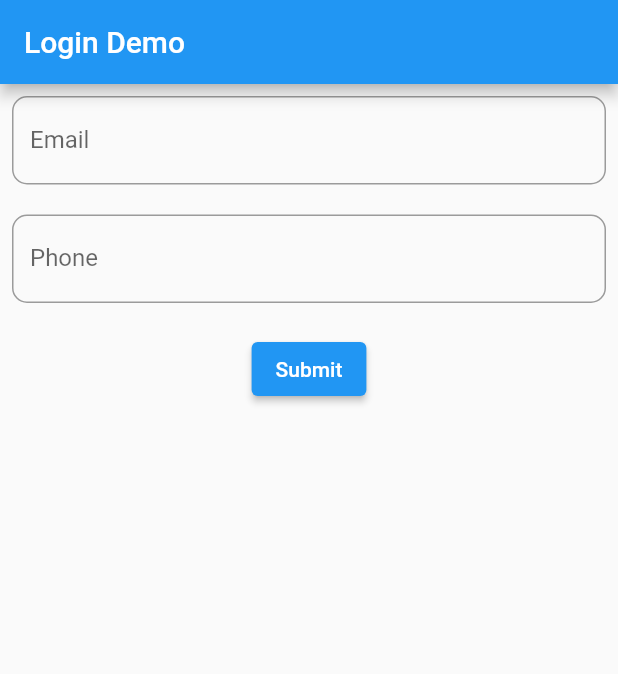
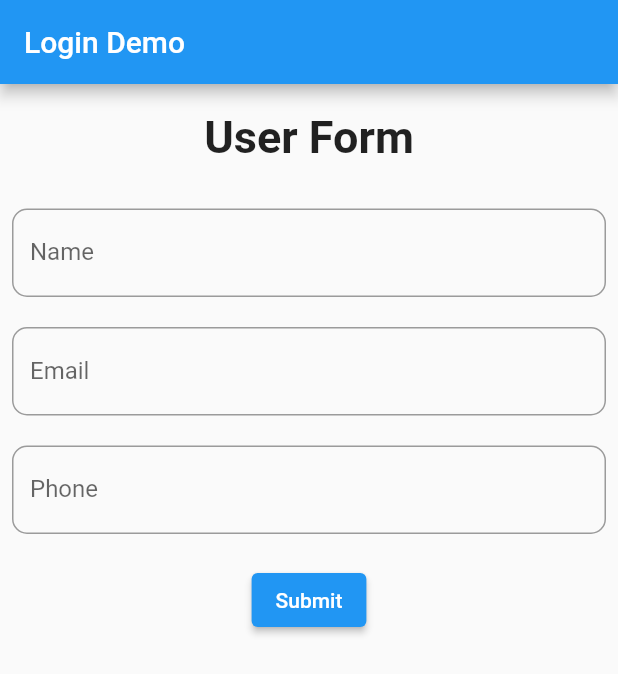
Before and after one commit to vatiza/FlutterFirebaseConnection, a Flutter app: the screen it shows after launch, on a phone screen of 412 x 824 dp. Shown: the top 674 px of the screen. Run offline on Flutter 3.47's test engine with Material 2 defaults, Android fonts, the phone set to English and light mode, and no system bars.

Commit message:
done design part

```diff
--- a/lib/loginpage.dart
+++ b/lib/loginpage.dart
@@ -19,6 +19,26 @@ class _LoginPageState extends State<LoginPage> {
           padding: const EdgeInsets.all(8.0),
           child: Column(
             children: [
+              const SizedBox(
+                height: 10,
+              ),
+              const Text(
+                'User Form',
+                style: TextStyle(fontSize: 30, fontWeight: FontWeight.bold),
+              ),
+              Padding(
+                padding: const EdgeInsets.only(top: 30),
+                child: TextField(
+                  decoration: InputDecoration(
+                      border: OutlineInputBorder(
+                        borderRadius: BorderRadius.circular(10.0),
+                      ),
+                      labelText: 'Name'),
+                ),
+              ),
+              const SizedBox(
+                height: 20,
+              ),
               TextFormField(
                 decoration: InputDecoration(
                     border: OutlineInputBorder(
@@ -35,13 +55,11 @@ class _LoginPageState extends State<LoginPage> {
                         borderRadius: BorderRadius.circular(10.0)),
                     labelText: 'Phone'),
               ),
-              SizedBox(
+              const SizedBox(
                 height: 20,
               ),
               ElevatedButton(
-                onPressed: () {
-
-                },
+                onPressed: () {},
                 child: const Text('Submit'),
               ),
             ],
```
